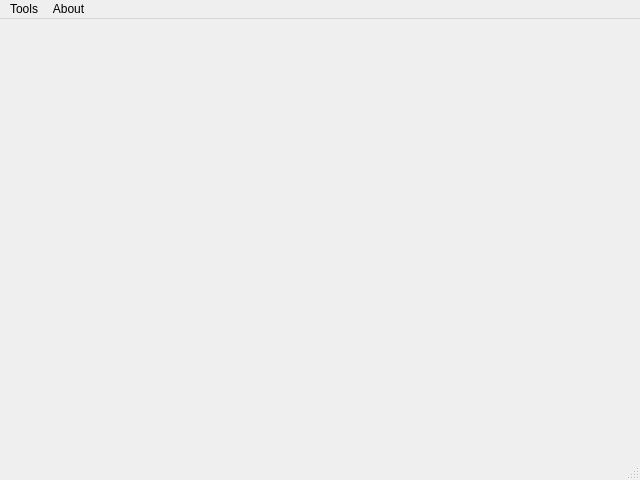
Qt form QALog/mainwindow.ui (JailedBird/QALog) before a commit.
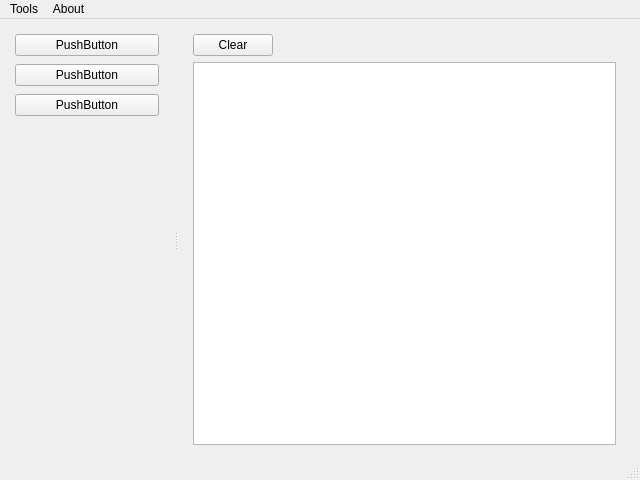
The same form after that commit.

Commit message: feat: 完善UI设计器

What changed in the file:
```diff
--- a/QALog/mainwindow.ui
+++ b/QALog/mainwindow.ui
@@ -13,7 +13,100 @@
   <property name="windowTitle">
    <string>MainWindow</string>
   </property>
-  <widget class="QWidget" name="centralwidget"/>
+  <widget class="QWidget" name="centralwidget">
+   <widget class="QSplitter" name="splitter">
+    <property name="geometry">
+     <rect>
+      <x>0</x>
+      <y>0</y>
+      <width>631</width>
+      <height>441</height>
+     </rect>
+    </property>
+    <property name="orientation">
+     <enum>Qt::Horizontal</enum>
+    </property>
+    <widget class="QWidget" name="">
+     <layout class="QVBoxLayout" name="verticalLayout">
+      <property name="spacing">
+       <number>8</number>
+      </property>
+      <property name="leftMargin">
+       <number>15</number>
+      </property>
+      <property name="topMargin">
+       <number>15</number>
+      </property>
+      <property name="rightMargin">
+       <number>15</number>
+      </property>
+      <property name="bottomMargin">
+       <number>15</number>
+      </property>
+      <item>
+       <widget class="QPushButton" name="pushButton">
+        <property name="text">
+         <string>PushButton</string>
+        </property>
+       </widget>
+      </item>
+      <item>
+       <widget class="QPushButton" name="pushButton_2">
+        <property name="text">
+         <string>PushButton</string>
+        </property>
+       </widget>
+      </item>
+      <item>
+       <widget class="QPushButton" name="pushButton_3">
+        <property name="text">
+         <string>PushButton</string>
+        </property>
+       </widget>
+      </item>
+      <item>
+       <spacer name="verticalSpacer">
+        <property name="orientation">
+         <enum>Qt::Vertical</enum>
+        </property>
+        <property name="sizeHint" stdset="0">
+         <size>
+          <width>20</width>
+          <height>40</height>
+         </size>
+        </property>
+       </spacer>
+      </item>
+     </layout>
+    </widget>
+    <widget class="QWidget" name="">
+     <layout class="QVBoxLayout" name="verticalLayout_2">
+      <property name="leftMargin">
+       <number>15</number>
+      </property>
+      <property name="topMargin">
+       <number>15</number>
+      </property>
+      <property name="rightMargin">
+       <number>15</number>
+      </property>
+      <property name="bottomMargin">
+       <number>15</number>
+      </property>
+      <item alignment="Qt::AlignLeft">
+       <widget class="QPushButton" name="pushButton_4">
+        <property name="text">
+         <string>Clear</string>
+        </property>
+       </widget>
+      </item>
+      <item>
+       <widget class="QPlainTextEdit" name="plainTextEdit"/>
+      </item>
+     </layout>
+    </widget>
+   </widget>
+  </widget>
   <widget class="QMenuBar" name="menubar">
    <property name="geometry">
     <rect>
```
The commit also changes 1 other file.
